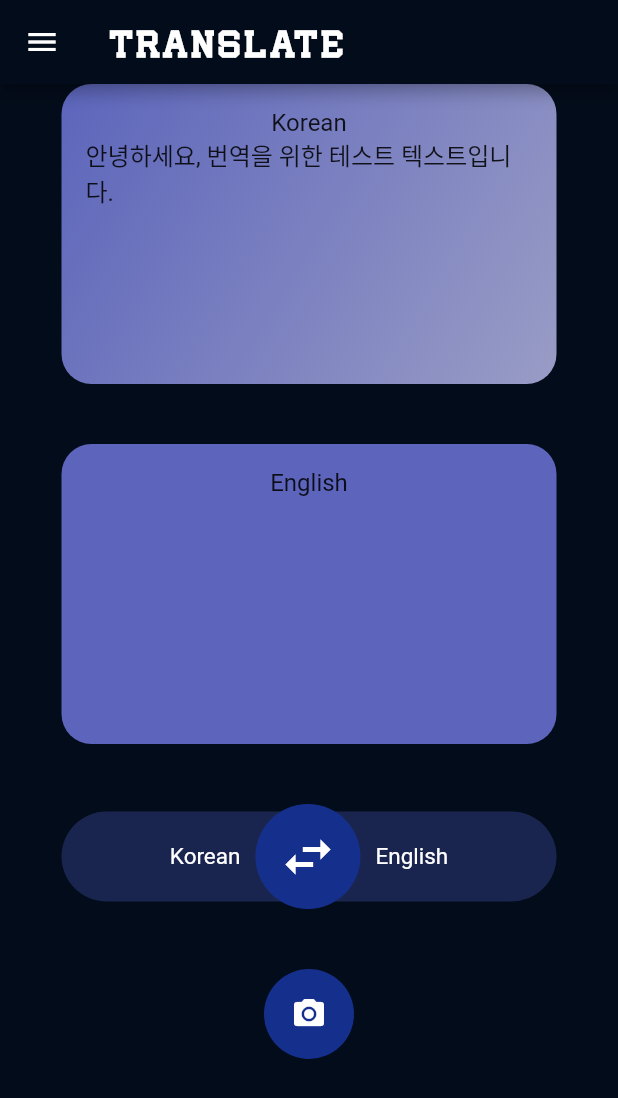
After one commit to 2023-sungshin-sw/good-at-swimming-front, a Flutter app: the ScanTranslatePage screen opened directly, after a tap on the "swap horiz" icon, on a phone screen of 412 x 824 dp. The commit adds this screen. Shown: the top 1098 px of the screen. Run offline on Flutter 3.47's test engine with Material 2 defaults, Android fonts, the phone set to English and light mode, and no system bars; our stand-ins replace carousel_slider, flip_card, flutter_dotenv; network calls fail.

Commit message:
Feat: 단어 테스트 페이지 백엔드 api와 연결 (단어 시험 시작, 단어 틀림 / 단어 맞음 버튼은 오류 남)-> 백엔드와 Fix 필요 /Feat: 스캔받은 텍스트 번역창 구현

```diff
--- /dev/null
+++ b/lib/tab/category/translation/scanTranslation_page.dart
@@ -0,0 +1,256 @@
+import 'package:flutter/material.dart';
+//import 'package:good_swimming/tab/category/translation/scan_page.dart';
+import 'package:good_swimming/tab/tab_page.dart';
+import 'package:http/http.dart' as http;
+import 'dart:convert';
+
+class ScanTranslatePage extends StatefulWidget {
+  const ScanTranslatePage({super.key});
+
+  @override
+  _TranslatePageState createState() => _TranslatePageState();
+}
+
+class WordWithMeaning {
+  final String word;
+  final String meaning;
+
+  WordWithMeaning(this.word, this.meaning);
+}
+
+
+class _TranslatePageState extends State<ScanTranslatePage> {
+  bool isEnglishToKorean = true; // English to Korean 번역 모드인지 여부
+  String exampleText = 'Hello, this is a test text for translation.';
+  String translated_text = ''; // 번역된 텍스트
+
+  void toggleTranslationMode() {
+    setState(() {
+      isEnglishToKorean = !isEnglishToKorean;
+      translated_text = ''; // 번역 모드 전환 시 번역된 텍스트 초기화
+    });
+  }
+
+  @override
+  void initState() {
+    super.initState();
+    translateText();
+  }
+
+  void translateText() async {
+    const apiKey = '0xCbUHelsHfXKY9aTDHN';
+    // API 요청 및 응답 처리
+    String predefinedText =
+        'Hello, this is a test text for translation.'; //스캔해서 받아올 텍스트 예시
+    if (apiKey.isNotEmpty) {
+      final url = Uri.parse("https://openapi.naver.com/v1/papago/n2mt");
+      final response = await http.post(
+        url,
+        headers: {
+          'Content-Type': 'application/x-www-form-urlencoded; charset=UTF-8',
+          'X-Naver-Client-Id': apiKey,
+          'X-Naver-Client-Secret': 'jvv3y0TnEf',
+        },
+        body: {
+          'source': isEnglishToKorean ? 'en' : 'ko',
+          'target': isEnglishToKorean ? 'ko' : 'en',
+          'text': predefinedText,
+        },
+      );
+
+      if (response.statusCode == 200) {
+        final translatedData = json.decode(response.body);
+        setState(() {
+          translated_text =
+              translatedData['message']['result']['translatedText'];
+        });
+      } else {
+        setState(() {
+          translated_text = 'Error: Unable to translate';
+        });
+      }
+    } else {
+      setState(() {
+        translated_text = 'Error: API key not provided';
+      });
+    }
+  }
+
+  @override
+  Widget build(BuildContext context) {
+    return Scaffold(
+      backgroundColor: const Color(0xFF030C1A),
+      appBar: AppBar(
+        backgroundColor: const Color(0xFF030C1A),
+        leading: IconButton(
+          icon: const Icon(Icons.menu),
+          onPressed: () {
+            Navigator.push(
+              context,
+              MaterialPageRoute(
+                  builder: (context) => const TabPage(selectedTab: 1)),
+            );
+          },
+        ),
+        title: const Text(
+          'TRANSLATE',
+          style: TextStyle(
+              fontSize: 25,
+              fontWeight: FontWeight.bold,
+              letterSpacing: 2.5,
+              fontFamily: 'Player'),
+        ),
+      ),
+      body: Center(
+        child: Column(
+          children: [
+            Container(
+              width: 330,
+              height: 200,
+              padding: const EdgeInsets.all(16),
+              decoration: BoxDecoration(
+                gradient: const LinearGradient(
+                  colors: [
+                    Color(0xFF5C65BB),
+                    Color.fromARGB(255, 153, 156, 197)
+                  ],
+                  begin: Alignment.topLeft,
+                  end: Alignment.bottomRight,
+                ),
+                borderRadius: BorderRadius.circular(20),
+              ),
+              child: Column(
+                children: [
+                  Text(isEnglishToKorean ? 'English' : 'Korean',
+                      style: const TextStyle(fontSize: 16),
+                      textAlign: TextAlign.left),
+                  Text(
+                    isEnglishToKorean
+                        ? 'Hello, this is a test text for translation.'
+                        : '안녕하세요, 번역을 위한 테스트 텍스트입니다.',
+                    style: const TextStyle(fontSize: 16),
+                  ),
+                ],
+              ),
+            ),
+            const SizedBox(height: 40),
+            Container(
+              width: 330,
+              height: 200,
+              padding: const EdgeInsets.all(16),
+              decoration: BoxDecoration(
+                color: const Color(0xFF5C65BB),
+                borderRadius: BorderRadius.circular(20),
+              ),
+              child: Column(
+                children: [
+                  Text(isEnglishToKorean ? 'Korean' : 'English',
+                      style: const TextStyle(fontSize: 16),
+                      textAlign: TextAlign.left),
+                  Text(
+                    translated_text,
+                    style: const TextStyle(fontSize: 16),
+                  ),
+                ],
+              ),
+            ),
+            const SizedBox(height: 40),
+            Stack(
+              alignment: Alignment.center,
+              children: [
+                Container(
+                  width: 330,
+                  height: 60,
+                  decoration: BoxDecoration(
+                    shape: BoxShape.rectangle,
+                    borderRadius: BorderRadius.circular(30),
+                    color: const Color(0xFF1A254F),
+                  ),
+                ),
+                if (isEnglishToKorean)
+                  Row(
+                    mainAxisAlignment: MainAxisAlignment.center,
+                    children: [
+                      const Text(
+                        'English',
+                        style: TextStyle(color: Colors.white, fontSize: 15),
+                      ),
+                      const SizedBox(width: 10),
+                      Container(
+                        width: 70,
+                        height: 70,
+                        decoration: const BoxDecoration(
+                          shape: BoxShape.circle,
+                          color: Color(0xFF152F8D),
+                        ),
+                        child: IconButton(
+                          icon: const Icon(Icons.swap_horiz),
+                          color: Colors.white,
+                          iconSize: 40,
+                          onPressed: toggleTranslationMode,
+                        ),
+                      ),
+                      const SizedBox(width: 10),
+                      const Text(
+                        'Korean',
+                        style: TextStyle(color: Colors.white, fontSize: 15),
+                      ),
+                    ],
+                  )
+                else
+                  Row(
+                    mainAxisAlignment: MainAxisAlignment.center,
+                    children: [
+                      const Text(
+                        'Korean',
+                        style: TextStyle(color: Colors.white, fontSize: 15),
+                      ),
+                      const SizedBox(width: 10),
+                      Container(
+                        width: 70,
+                        height: 70,
+                        decoration: const BoxDecoration(
+                          shape: BoxShape.circle,
+                          color: Color(0xFF152F8D),
+                        ),
+                        child: IconButton(
+                          icon: const Icon(Icons.swap_horiz),
+                          color: Colors.white,
+                          iconSize: 40,
+                          onPressed: toggleTranslationMode,
+                        ),
+                      ),
+                      const SizedBox(width: 10),
+                      const Text(
+                        'English',
+                        style: TextStyle(color: Colors.white, fontSize: 15),
+                      ),
+                    ],
+                  ),
+              ],
+            ),
+            const SizedBox(height: 40),
+            Container(
+              width: 60,
+              height: 60,
+              decoration: const BoxDecoration(
+                shape: BoxShape.circle,
+                color: Color(0xFF152F8D),
+              ),
+              child: IconButton(
+                icon: const Icon(Icons.camera_alt),
+                color: Colors.white,
+                onPressed: () {
+                  /*Navigator.push(
+                    context,
+                    MaterialPageRoute(builder: (context) => ScanPage()),
+                  );*/
+                },
+              ),
+            ),
+          ],
+        ),
+      ),
+    );
+  }
+}
--- a/lib/tab/category/word/test_page.dart
+++ b/lib/tab/category/word/test_page.dart
@@ -6,10 +6,11 @@ import 'package:http/http.dart' as http;
 import 'dart:convert';
 
 class Word {
+  final int voca_id;
   final String word;
   final String meaning;
 
-  Word(this.word, this.meaning);
+  Word(this.voca_id, this.word, this.meaning);
 }
 
 class MyApp extends StatelessWidget {
@@ -51,6 +52,7 @@ class _TestPageState extends State<TestPage> {
       for (var item in data) {
         fetchedWords.add(
           Word(
+            item['voca_id'],
             item['word'],
             item['meaning'],
           ),
@@ -59,6 +61,56 @@ class _TestPageState extends State<TestPage> {
       setState(() {
         words = fetchedWords;
       });
+    }
+  }
+
+  void onWordIncorrect() async {
+    Word currentWord = words[current];
+
+    final response = await http.post(
+      Uri.parse('http://www.good-at-swimming-back.store/words/exam/xbutton/'),
+      headers: {"Content-Type": "application/json"},
+      body: jsonEncode({
+        'voca': currentWord.voca_id,
+      }),
+    );
+
+    print("Response status code: ${response.statusCode}");
+    print("Response data: ${response.body}");
+
+    if (response.statusCode == 200) {
+      print("Word submitted as incorrect.");
+      carouselController.nextPage(
+        duration: const Duration(milliseconds: 300),
+        curve: Curves.linear,
+      );
+    } else {
+      print("Failed to submit word as incorrect.");
+    }
+  }
+
+  void onWordCorrect() async {
+    Word currentWord = words[current];
+
+    final response = await http.post(
+      Uri.parse('http://www.good-at-swimming-back.store/words/exam/check/'),
+      headers: {"Content-Type": "application/json"},
+      body: jsonEncode({
+        'voca': currentWord.voca_id,
+      }),
+    );
+
+    print("Response status code: ${response.statusCode}");
+    print("Response data: ${response.body}");
+
+    if (response.statusCode == 200) {
+      print("Word submitted as correct.");
+      carouselController.nextPage(
+        duration: const Duration(milliseconds: 300),
+        curve: Curves.linear,
+      );
+    } else {
+      print("Failed to submit word as correct.");
     }
   }
 
@@ -145,9 +197,7 @@ class _TestPageState extends State<TestPage> {
             mainAxisAlignment: MainAxisAlignment.center,
             children: [
               ElevatedButton(
-                onPressed: () => carouselController.nextPage(
-                    duration: const Duration(milliseconds: 300),
-                    curve: Curves.linear),
+                onPressed: onWordIncorrect,
                 style: ElevatedButton.styleFrom(
                   primary: Colors.transparent,
                   elevation: 0,
@@ -167,9 +217,7 @@ class _TestPageState extends State<TestPage> {
               ),
               const SizedBox(width: 70),
               ElevatedButton(
-                onPressed: () => carouselController.nextPage(
-                    duration: const Duration(milliseconds: 300),
-                    curve: Curves.linear),
+                onPressed: onWordCorrect,
                 style: ElevatedButton.styleFrom(
                   primary: Colors.transparent,
                   elevation: 0,
```
Also changed, not shown: 2 other files.
